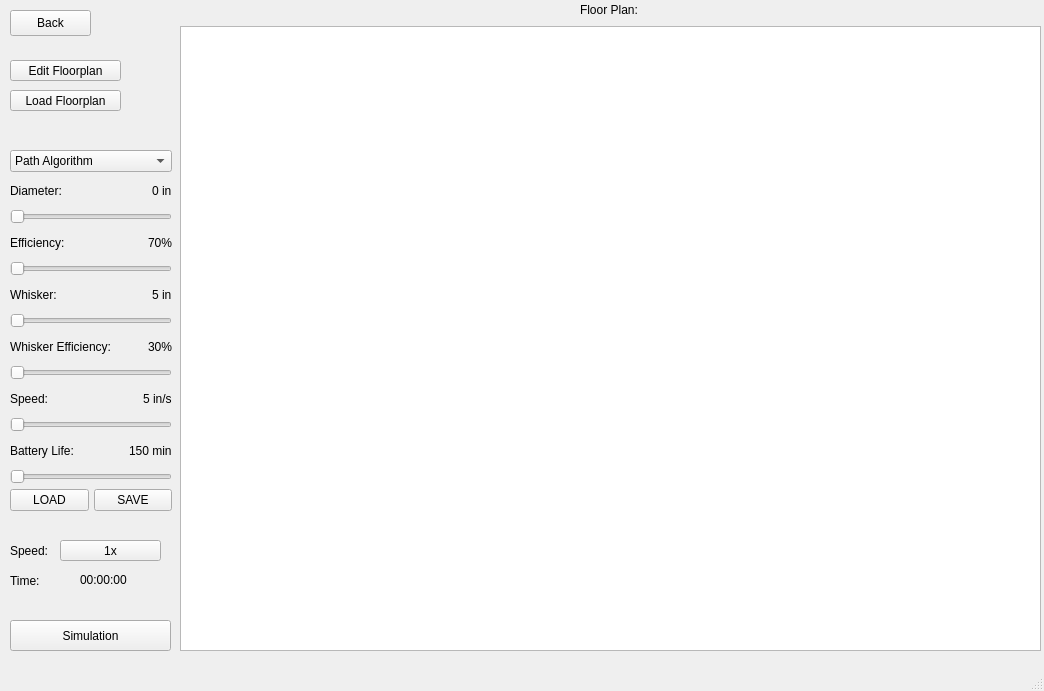
Above: Source/Views/Sim.ui from CS499-RoboVac/Robovac before the change. Below: the same form after it.
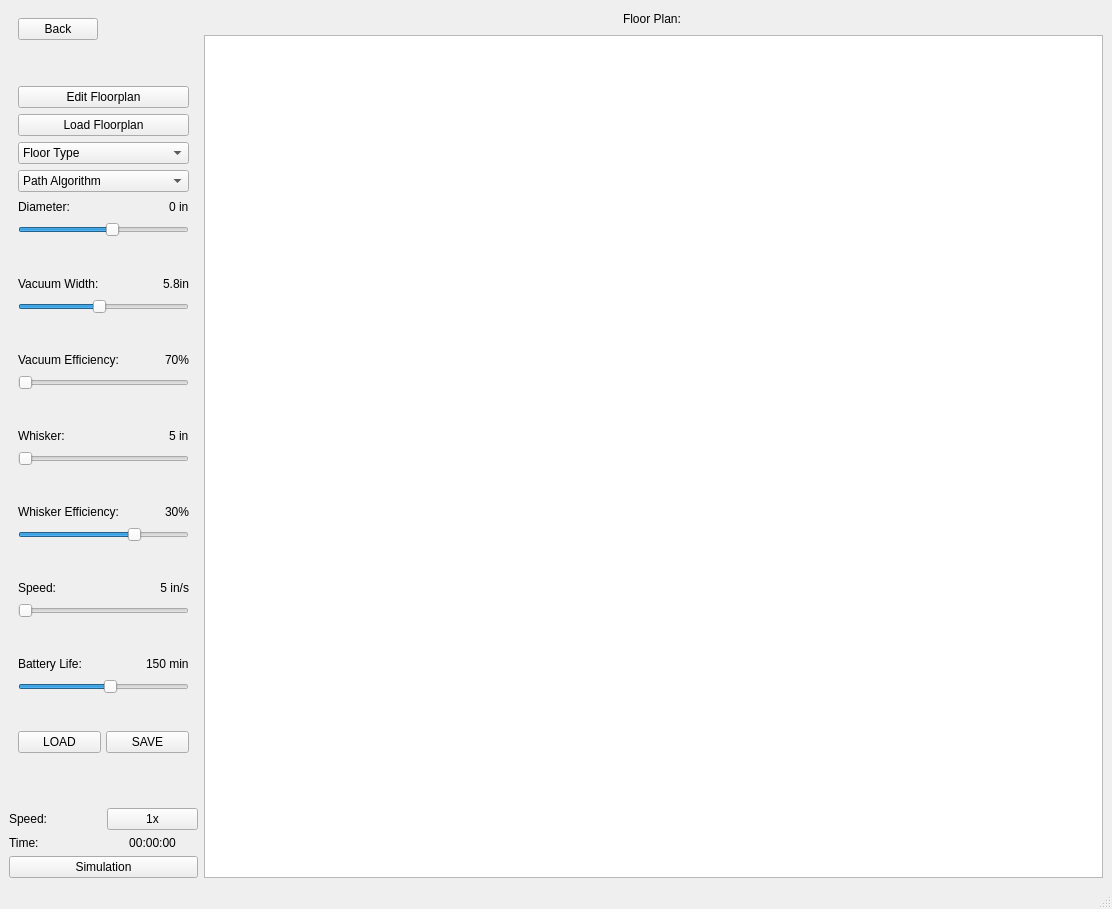
That is the form after the change.

Commit message: updated sim window to match stats in inches, added VacWidth slide

Diff of the .ui file:
```diff
--- a/Source/Views/Sim.ui
+++ b/Source/Views/Sim.ui
@@ -6,88 +6,140 @@
    <rect>
     <x>0</x>
     <y>0</y>
-    <width>1044</width>
-    <height>691</height>
+    <width>1112</width>
+    <height>909</height>
    </rect>
   </property>
   <property name="windowTitle">
    <string>MainWindow</string>
   </property>
   <widget class="QWidget" name="centralwidget">
+   <property name="minimumSize">
+    <size>
+     <width>900</width>
+     <height>725</height>
+    </size>
+   </property>
+   <layout class="QHBoxLayout" name="horizontalLayout_4">
+    <item>
+     <layout class="QVBoxLayout" name="verticalLayout_4">
+      <item>
+       <widget class="QWidget" name="verticalWidget_4" native="true">
+        <property name="sizePolicy">
+         <sizepolicy hsizetype="Fixed" vsizetype="Preferred">
+          <horstretch>0</horstretch>
+          <verstretch>0</verstretch>
+         </sizepolicy>
+        </property>
+        <layout class="QVBoxLayout" name="verticalLayout_2">
+         <item>
+          <layout class="QVBoxLayout" name="verticalLayout_3">
+           <item>
+            <layout class="QHBoxLayout" name="horizontalLayout">
+             <item>
+              <layout class="QVBoxLayout" name="verticalLayout">
+               <item>
    <widget class="QPushButton" name="BacktoMainButton">
-    <property name="geometry">
-     <rect>
-      <x>10</x>
-      <y>10</y>
-      <width>81</width>
-      <height>26</height>
-     </rect>
-    </property>
     <property name="text">
      <string>Back</string>
     </property>
    </widget>
+               </item>
+               <item>
+                <spacer name="verticalSpacer">
+                 <property name="orientation">
+                  <enum>Qt::Vertical</enum>
+                 </property>
+                 <property name="sizeType">
+                  <enum>QSizePolicy::Minimum</enum>
+                 </property>
+                 <property name="sizeHint" stdset="0">
+                  <size>
+                   <width>20</width>
+                   <height>40</height>
+                  </size>
+                 </property>
+                </spacer>
+               </item>
+              </layout>
+             </item>
+             <item>
+              <spacer name="horizontalSpacer_7">
+               <property name="orientation">
+                <enum>Qt::Horizontal</enum>
+               </property>
+               <property name="sizeHint" stdset="0">
+                <size>
+                 <width>40</width>
+                 <height>20</height>
+                </size>
+               </property>
+              </spacer>
+             </item>
+            </layout>
+           </item>
+          </layout>
+         </item>
+         <item>
+          <spacer name="verticalSpacer_2">
+           <property name="orientation">
+            <enum>Qt::Vertical</enum>
+           </property>
+           <property name="sizeType">
+            <enum>QSizePolicy::Maximum</enum>
+           </property>
+           <property name="sizeHint" stdset="0">
+            <size>
+             <width>20</width>
+             <height>40</height>
+            </size>
+           </property>
+          </spacer>
+         </item>
+         <item>
    <widget class="QPushButton" name="EditFloorPlanButton">
-    <property name="geometry">
-     <rect>
-      <x>10</x>
-      <y>60</y>
-      <width>111</width>
-      <height>21</height>
-     </rect>
-    </property>
     <property name="text">
      <string>Edit Floorplan</string>
     </property>
    </widget>
-   <widget class="QPushButton" name="SimulationButton">
-    <property name="geometry">
-     <rect>
-      <x>10</x>
-      <y>620</y>
-      <width>161</width>
-      <height>31</height>
-     </rect>
-    </property>
-    <property name="text">
-     <string>Simulation</string>
-    </property>
-   </widget>
+         </item>
+         <item>
    <widget class="QPushButton" name="LoadFloorPlanButton">
-    <property name="geometry">
-     <rect>
-      <x>10</x>
-      <y>90</y>
-      <width>111</width>
-      <height>21</height>
-     </rect>
-    </property>
     <property name="text">
      <string>Load Floorplan</string>
     </property>
    </widget>
-   <widget class="QPushButton" name="SimSpeedButton">
-    <property name="geometry">
-     <rect>
-      <x>60</x>
-      <y>540</y>
-      <width>101</width>
-      <height>21</height>
-     </rect>
-    </property>
+         </item>
+         <item>
+          <widget class="QComboBox" name="FloorTypeBox">
+           <item>
+            <property name="text">
+             <string>Floor Type</string>
+            </property>
+           </item>
+           <item>
     <property name="text">
-     <string>1x</string>
-    </property>
-   </widget>
-   <widget class="QWidget" name="verticalLayoutWidget_2">
-    <property name="geometry">
-     <rect>
-      <x>10</x>
-      <y>150</y>
-      <width>162</width>
-      <height>361</height>
-     </rect>
-    </property>
+             <string>Hard</string>
+            </property>
+           </item>
+           <item>
+            <property name="text">
+             <string>Loop Pile</string>
+            </property>
+           </item>
+           <item>
+            <property name="text">
+             <string>Cut Pile</string>
+            </property>
+           </item>
+           <item>
+            <property name="text">
+             <string>Frieze-cut Pile</string>
+            </property>
+           </item>
+          </widget>
+         </item>
+         <item>
     <layout class="QVBoxLayout" name="VacuumLayout">
      <property name="spacing">
       <number>5</number>
@@ -151,17 +203,51 @@
        </item>
        <item>
         <widget class="QSlider" name="DiameterSlide">
+               <property name="minimum">
+                <number>100</number>
+               </property>
+               <property name="maximum">
+                <number>150</number>
+               </property>
+               <property name="singleStep">
+                <number>1</number>
+               </property>
+               <property name="pageStep">
+                <number>1</number>
+               </property>
+               <property name="value">
+                <number>128</number>
+               </property>
+               <property name="sliderPosition">
+                <number>128</number>
+               </property>
          <property name="orientation">
           <enum>Qt::Horizontal</enum>
          </property>
         </widget>
        </item>
        <item>
-        <layout class="QHBoxLayout" name="VacuumEfficiencyHLayout">
+              <spacer name="verticalSpacer_6">
+               <property name="orientation">
+                <enum>Qt::Vertical</enum>
+               </property>
+               <property name="sizeType">
+                <enum>QSizePolicy::Minimum</enum>
+               </property>
+               <property name="sizeHint" stdset="0">
+                <size>
+                 <width>20</width>
+                 <height>40</height>
+                </size>
+               </property>
+              </spacer>
+             </item>
          <item>
-          <widget class="QLabel" name="EfficiencyLabel">
+              <layout class="QHBoxLayout" name="VacuumWidthHLayout">
+               <item>
+                <widget class="QLabel" name="VacWidthLabel">
            <property name="text">
-            <string>Efficiency:</string>
+                  <string>Vacuum Width:</string>
            </property>
           </widget>
          </item>
@@ -179,21 +265,112 @@
           </spacer>
          </item>
          <item>
-          <widget class="QLabel" name="Stat_VacuumEfficiency">
+                <widget class="QLabel" name="Stat_VacuumWidth">
+                 <property name="text">
+                  <string>5.8in</string>
+                 </property>
+                </widget>
+               </item>
+              </layout>
+             </item>
+             <item>
+              <widget class="QSlider" name="VacWidthSlide">
+               <property name="minimum">
+                <number>20</number>
+               </property>
+               <property name="maximum">
+                <number>100</number>
+               </property>
+               <property name="pageStep">
+                <number>1</number>
+               </property>
+               <property name="value">
+                <number>58</number>
+               </property>
+               <property name="orientation">
+                <enum>Qt::Horizontal</enum>
+               </property>
+              </widget>
+             </item>
+             <item>
+              <spacer name="verticalSpacer_7">
+               <property name="orientation">
+                <enum>Qt::Vertical</enum>
+               </property>
+               <property name="sizeType">
+                <enum>QSizePolicy::Minimum</enum>
+               </property>
+               <property name="sizeHint" stdset="0">
+                <size>
+                 <width>20</width>
+                 <height>40</height>
+                </size>
+               </property>
+              </spacer>
+             </item>
+             <item>
+              <layout class="QHBoxLayout" name="VacuumEffLayout">
+               <item>
+                <widget class="QLabel" name="VacEffLabel">
+                 <property name="text">
+                  <string>Vacuum Efficiency:</string>
+                 </property>
+                </widget>
+               </item>
+               <item>
+                <spacer name="horizontalSpacer_9">
+                 <property name="orientation">
+                  <enum>Qt::Horizontal</enum>
+                 </property>
+                 <property name="sizeHint" stdset="0">
+                  <size>
+                   <width>40</width>
+                   <height>20</height>
+                  </size>
+                 </property>
+                </spacer>
+               </item>
+               <item>
+                <widget class="QLabel" name="Stat_VacEff">
            <property name="text">
             <string>70%</string>
            </property>
+                 <property name="alignment">
+                  <set>Qt::AlignLeading|Qt::AlignLeft|Qt::AlignVCenter</set>
+                 </property>
           </widget>
          </item>
         </layout>
        </item>
        <item>
         <widget class="QSlider" name="EfficiencySlide">
+               <property name="maximum">
+                <number>100</number>
+               </property>
+               <property name="pageStep">
+                <number>1</number>
+               </property>
          <property name="orientation">
           <enum>Qt::Horizontal</enum>
          </property>
         </widget>
        </item>
+             <item>
+              <spacer name="verticalSpacer_11">
+               <property name="orientation">
+                <enum>Qt::Vertical</enum>
+               </property>
+               <property name="sizeType">
+                <enum>QSizePolicy::Minimum</enum>
+               </property>
+               <property name="sizeHint" stdset="0">
+                <size>
+                 <width>20</width>
+                 <height>40</height>
+                </size>
+               </property>
+              </spacer>
+             </item>
        <item>
         <layout class="QHBoxLayout" name="WhiskerHLayout">
          <item>
@@ -227,11 +404,36 @@
        </item>
        <item>
         <widget class="QSlider" name="WhiskerSlide">
+               <property name="minimum">
+                <number>3</number>
+               </property>
+               <property name="maximum">
+                <number>10</number>
+               </property>
+               <property name="pageStep">
+                <number>1</number>
+               </property>
          <property name="orientation">
           <enum>Qt::Horizontal</enum>
          </property>
         </widget>
        </item>
+             <item>
+              <spacer name="verticalSpacer_8">
+               <property name="orientation">
+                <enum>Qt::Vertical</enum>
+               </property>
+               <property name="sizeType">
+                <enum>QSizePolicy::Minimum</enum>
+               </property>
+               <property name="sizeHint" stdset="0">
+                <size>
+                 <width>20</width>
+                 <height>40</height>
+                </size>
+               </property>
+              </spacer>
+             </item>
        <item>
         <layout class="QHBoxLayout" name="WhiskerEfficiencyHLayout">
          <item>
@@ -265,11 +467,36 @@
        </item>
        <item>
         <widget class="QSlider" name="WhiskerEffSlide">
+               <property name="maximum">
+                <number>100</number>
+               </property>
+               <property name="pageStep">
+                <number>1</number>
+               </property>
+               <property name="value">
+                <number>70</number>
+               </property>
          <property name="orientation">
           <enum>Qt::Horizontal</enum>
          </property>
         </widget>
        </item>
+             <item>
+              <spacer name="verticalSpacer_9">
+               <property name="orientation">
+                <enum>Qt::Vertical</enum>
+               </property>
+               <property name="sizeType">
+                <enum>QSizePolicy::Minimum</enum>
+               </property>
+               <property name="sizeHint" stdset="0">
+                <size>
+                 <width>20</width>
+                 <height>40</height>
+                </size>
+               </property>
+              </spacer>
+             </item>
        <item>
         <layout class="QHBoxLayout" name="SpeedHLayout">
          <item>
@@ -297,17 +524,48 @@
            <property name="text">
             <string>5 in/s</string>
            </property>
+                 <property name="alignment">
+                  <set>Qt::AlignRight|Qt::AlignTrailing|Qt::AlignVCenter</set>
+                 </property>
           </widget>
          </item>
         </layout>
        </item>
        <item>
         <widget class="QSlider" name="SpeedSlide">
+               <property name="minimum">
+                <number>3</number>
+               </property>
+               <property name="maximum">
+                <number>20</number>
+               </property>
+               <property name="pageStep">
+                <number>1</number>
+               </property>
+               <property name="value">
+                <number>3</number>
+               </property>
          <property name="orientation">
           <enum>Qt::Horizontal</enum>
          </property>
         </widget>
        </item>
+             <item>
+              <spacer name="verticalSpacer_10">
+               <property name="orientation">
+                <enum>Qt::Vertical</enum>
+               </property>
+               <property name="sizeType">
+                <enum>QSizePolicy::Minimum</enum>
+               </property>
+               <property name="sizeHint" stdset="0">
+                <size>
+                 <width>20</width>
+                 <height>40</height>
+                </size>
+               </property>
+              </spacer>
+             </item>
        <item>
         <layout class="QHBoxLayout" name="BatteryLifeHLayout">
          <item>
@@ -341,11 +599,39 @@
        </item>
        <item>
         <widget class="QSlider" name="BatteryLifeSlide">
+               <property name="minimum">
+                <number>90</number>
+               </property>
+               <property name="maximum">
+                <number>200</number>
+               </property>
+               <property name="pageStep">
+                <number>1</number>
+               </property>
+               <property name="value">
+                <number>150</number>
+               </property>
          <property name="orientation">
           <enum>Qt::Horizontal</enum>
          </property>
         </widget>
        </item>
+             <item>
+              <spacer name="verticalSpacer_5">
+               <property name="orientation">
+                <enum>Qt::Vertical</enum>
+               </property>
+               <property name="sizeType">
+                <enum>QSizePolicy::Minimum</enum>
+               </property>
+               <property name="sizeHint" stdset="0">
+                <size>
+                 <width>20</width>
+                 <height>40</height>
+                </size>
+               </property>
+              </spacer>
+             </item>
        <item>
         <layout class="QHBoxLayout" name="VacuumSaveLoadLayout">
          <item>
@@ -367,16 +653,79 @@
       </layout>
      </item>
     </layout>
-   </widget>
-   <widget class="QWidget" name="verticalLayoutWidget_3">
-    <property name="geometry">
-     <rect>
-      <x>180</x>
-      <y>0</y>
-      <width>861</width>
-      <height>651</height>
-     </rect>
-    </property>
+         </item>
+        </layout>
+       </widget>
+      </item>
+      <item>
+       <spacer name="verticalSpacer_3">
+        <property name="orientation">
+         <enum>Qt::Vertical</enum>
+        </property>
+        <property name="sizeType">
+         <enum>QSizePolicy::Minimum</enum>
+        </property>
+        <property name="sizeHint" stdset="0">
+         <size>
+          <width>20</width>
+          <height>40</height>
+         </size>
+        </property>
+       </spacer>
+      </item>
+      <item>
+       <layout class="QVBoxLayout" name="verticalLayout_5">
+        <item>
+         <layout class="QHBoxLayout" name="horizontalLayout_2">
+          <item>
+           <widget class="QLabel" name="SpeedTextLabel">
+            <property name="text">
+             <string>Speed:</string>
+            </property>
+           </widget>
+          </item>
+          <item>
+           <widget class="QPushButton" name="SimSpeedButton">
+            <property name="text">
+             <string>1x</string>
+            </property>
+           </widget>
+          </item>
+         </layout>
+        </item>
+        <item>
+         <layout class="QHBoxLayout" name="horizontalLayout_3">
+          <item>
+           <widget class="QLabel" name="TimeTextLabel">
+            <property name="text">
+             <string>Time:</string>
+            </property>
+           </widget>
+          </item>
+          <item>
+           <widget class="QLabel" name="Stat_SimulationTime">
+            <property name="text">
+             <string>00:00:00</string>
+            </property>
+            <property name="alignment">
+             <set>Qt::AlignCenter</set>
+            </property>
+           </widget>
+          </item>
+         </layout>
+        </item>
+        <item>
+         <widget class="QPushButton" name="SimulationButton">
+          <property name="text">
+           <string>Simulation</string>
+          </property>
+         </widget>
+        </item>
+       </layout>
+      </item>
+     </layout>
+    </item>
+    <item>
     <layout class="QVBoxLayout" name="GraphicLayout">
      <item>
       <layout class="QHBoxLayout" name="FloorPlanLayout">
@@ -419,46 +768,8 @@
       <widget class="QGraphicsView" name="graphicsView"/>
      </item>
     </layout>
-   </widget>
-   <widget class="QLabel" name="SpeedTextLabel">
-    <property name="geometry">
-     <rect>
-      <x>10</x>
-      <y>540</y>
-      <width>41</width>
-      <height>21</height>
-     </rect>
-    </property>
-    <property name="text">
-     <string>Speed:</string>
-    </property>
-   </widget>
-   <widget class="QLabel" name="TimeTextLabel">
-    <property name="geometry">
-     <rect>
-      <x>10</x>
-      <y>570</y>
-      <width>41</width>
-      <height>21</height>
-     </rect>
-    </property>
-    <property name="text">
-     <string>Time:</string>
-    </property>
-   </widget>
-   <widget class="QLabel" name="Stat_SimulationTime">
-    <property name="geometry">
-     <rect>
-      <x>80</x>
-      <y>570</y>
-      <width>61</width>
-      <height>20</height>
-     </rect>
-    </property>
-    <property name="text">
-     <string>00:00:00</string>
-    </property>
-   </widget>
+    </item>
+   </layout>
   </widget>
   <widget class="QMenuBar" name="menubar">
    <property name="geometry">
```
Left out of the diff: 13 changed lines with no effect on the pictures. Lines whose indentation alone changed are shown as unchanged. The commit also changes 2 other files.
